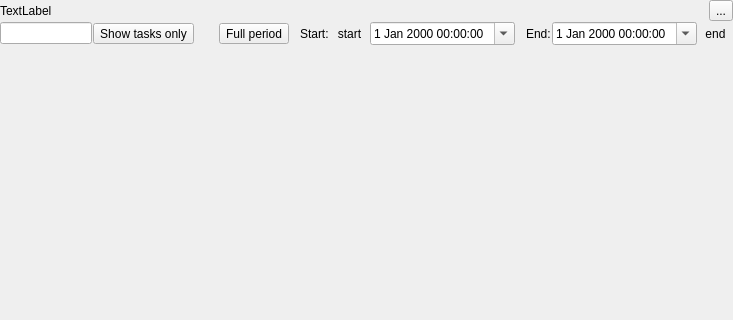
This is Viewer/ecflowUI/src/TimelineWidget.ui in ecmwf/ecflow as Qt 5 draws it before an edit; both pictures show x 0 to 733 and y 0 to 320 of the 733 by 664 pixel window. The edited form follows.
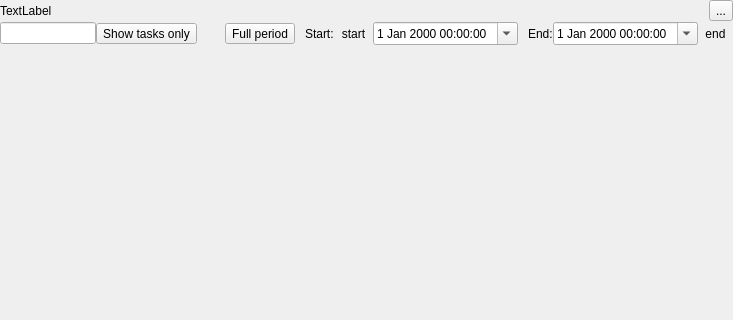
This is the edited form. Icons and pictures are not drawn. Custom widgets are drawn as their Qt base class.

Commit message: ecFlowUI: indicate when timeline data is loaded ECFLOW-1383

```diff
--- a/Viewer/ecflowUI/src/TimelineWidget.ui
+++ b/Viewer/ecflowUI/src/TimelineWidget.ui
@@ -52,7 +52,23 @@
     </layout>
    </item>
    <item>
-    <layout class="QHBoxLayout" name="horizontalLayout_2">
+    <widget class="QWidget" name="viewControl" native="true">
+     <layout class="QHBoxLayout" name="horizontalLayout_4">
+      <property name="spacing">
+       <number>0</number>
+      </property>
+      <property name="leftMargin">
+       <number>0</number>
+      </property>
+      <property name="topMargin">
+       <number>0</number>
+      </property>
+      <property name="rightMargin">
+       <number>0</number>
+      </property>
+      <property name="bottomMargin">
+       <number>0</number>
+      </property>
      <item>
       <widget class="QLineEdit" name="pathFilterLe"/>
      </item>
@@ -209,6 +225,7 @@
       </widget>
      </item>
     </layout>
+    </widget>
    </item>
    <item>
     <widget class="MessageLabel" name="messageLabel" native="true"/>
```
Lines whose indentation alone changed are shown as unchanged. The commit also changes 6 other files.
